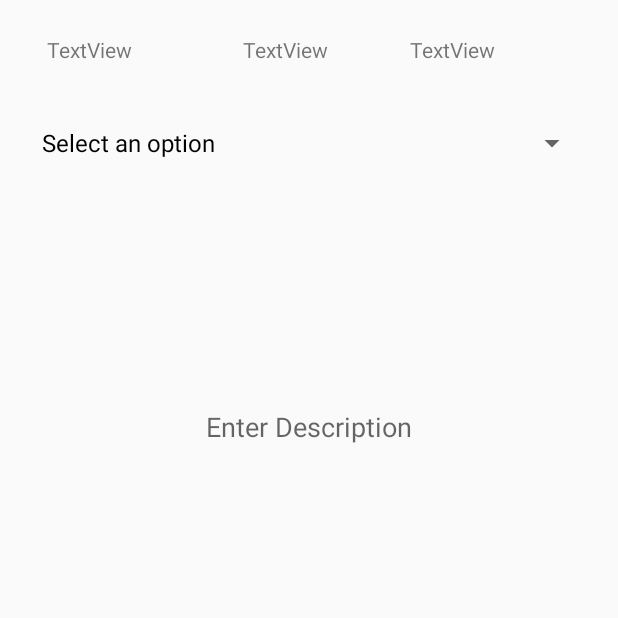
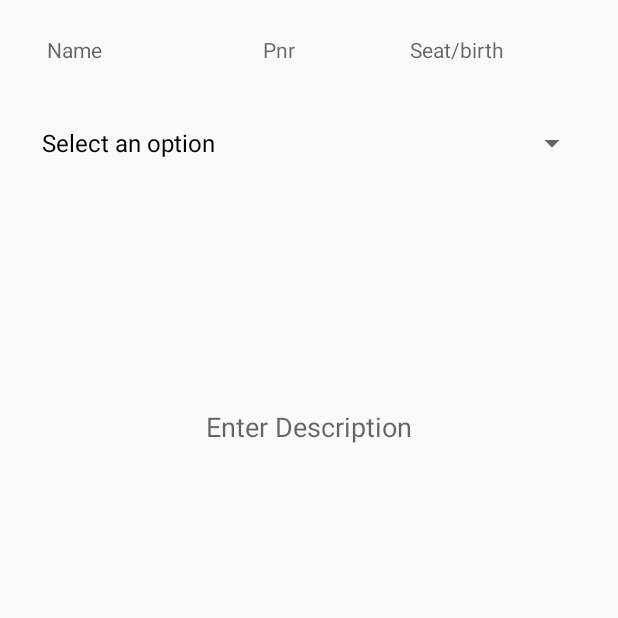
Before and after one commit to ujjwalagr/RailShayak, an Android app: the Mainpage screen opened directly, with no data from a screen before it, on a phone screen of 412 x 824 dp, the top half of it. Run offline under Robolectric (Android 15) with nearby library versions, the phone set to English and light mode, and no system bars.

```diff
--- a/app/build.gradle
+++ b/app/build.gradle
@@ -22,6 +22,8 @@ dependencies {
     implementation fileTree(dir: 'libs', include: ['*.jar'])
     implementation 'com.android.support:appcompat-v7:26.1.0'
     implementation 'com.android.support:cardview-v7:26.1.0'
+    androidTestImplementation 'com.android.support.test.espresso:espresso-core:3.0.1'
+    compile 'com.android.volley:volley:1.0.0'
     implementation 'com.android.support.constraint:constraint-layout:1.0.2'
     implementation 'com.android.support:design:26.1.0'
     testImplementation 'junit:junit:4.12'
--- a/app/src/main/AndroidManifest.xml
+++ b/app/src/main/AndroidManifest.xml
@@ -2,6 +2,7 @@
 <manifest xmlns:android="http://schemas.android.com/apk/res/android"
     package="passengersecurity.com.passengersecurity">
 
+    <uses-permission android:name="android.permission.INTERNET" />
 
     <application
         android:allowBackup="true"
--- a/app/src/main/java/passengersecurity/com/passengersecurity/Mainpage.java
+++ b/app/src/main/java/passengersecurity/com/passengersecurity/Mainpage.java
@@ -1,6 +1,7 @@
 package passengersecurity.com.passengersecurity;
 
 import android.content.Intent;
+import android.content.SharedPreferences;
 import android.net.Uri;
 import android.support.v7.app.AppCompatActivity;
 import android.os.Bundle;
@@ -18,9 +19,10 @@ import static passengersecurity.com.passengersecurity.Login.s4;
 
 public class Mainpage extends AppCompatActivity {
     Spinner complaint;
-    TextView description;
+    TextView description, pnronmain, nameonmain, statusonmain;
     Button submit;
     int position = 1;
+    SharedPreferences d1;
 
     String name[] = new String[]{"Select an option",
             "Accident Claims",
@@ -58,10 +60,19 @@ public class Mainpage extends AppCompatActivity {
     protected void onCreate(Bundle savedInstanceState) {
         super.onCreate(savedInstanceState);
         setContentView(R.layout.activity_mainpage);
-
+        d1 = getSharedPreferences("sp", MODE_PRIVATE);
         complaint = findViewById(R.id.complaint);
         description = findViewById(R.id.description);
+        nameonmain = findViewById(R.id.nameonmain);
+        pnronmain = findViewById(R.id.pnronmain);
+        statusonmain = findViewById(R.id.seatinfoonmain);
         submit = findViewById(R.id.submit);
+
+        nameonmain.setText(d1.getString("k1", null));
+        pnronmain.setText(d1.getString("k2", null));
+        statusonmain.setText(d1.getString("k5", null));
+
+
         ArrayAdapter<String> arrayAdapter = new ArrayAdapter<>(this, R.layout.support_simple_spinner_dropdown_item, name);
         complaint.setAdapter(arrayAdapter);
 
@@ -85,8 +96,10 @@ public class Mainpage extends AppCompatActivity {
                     Toast.makeText(Mainpage.this, "Select an Issue..!", Toast.LENGTH_SHORT).show();
                 } else {
                     StringBuilder sb = new StringBuilder();
-                    sb.append("Name - " + Login.s1 + "\n");
-                    sb.append("PNR - " + Login.s2 + "\n");
+                    sb.append("Name - " + d1.getString("k1", null) + "\n");
+                    sb.append("PNR - " + d1.getString("k2", null) + "\n");
+                    sb.append("Contact no-" + d1.getString("k4", null) + "\n");
+                    sb.append("Seat No-" + d1.getString("k5", null) + "\n");
                     sb.append("Complaint type - " + complainType + "\n");
                     String descriptionText = description.getText().toString();
                     sb.append(descriptionText);
--- a/app/src/main/java/passengersecurity/com/passengersecurity/SplashScreen.java
+++ b/app/src/main/java/passengersecurity/com/passengersecurity/SplashScreen.java
@@ -18,6 +18,7 @@ public class SplashScreen extends AppCompatActivity {
         final String pnr = d.getString("k2",null);
         final String email = d.getString("k3",null);
         final String phone = d.getString("k4",null);
+        final String status = d.getString("k5", null);
         //Toast.makeText(this, "Name="+name+"\n"+"Pnr="+pnr+"\n"+"Email="+email+"\n"+"Phone"+phone+"\n", Toast.LENGTH_SHORT).show();
         Thread th = new Thread() {
             @Override
@@ -26,7 +27,7 @@ public class SplashScreen extends AppCompatActivity {
                     sleep(3000);
                 } catch (Exception h) {
                 } finally {
-                    if(name!=null && pnr!=null && email!=null && phone!=null)
+                    if (name != null && pnr != null && email != null && phone != null && status != null)
                     {
                         Intent i = new Intent(SplashScreen.this, Mainpage.class);
                         startActivity(i);
--- a/app/src/main/res/layout/activity_mainpage.xml
+++ b/app/src/main/res/layout/activity_mainpage.xml
@@ -48,15 +48,17 @@
         android:layout_alignStart="@+id/complaint"
         android:layout_marginStart="11dp"
         android:layout_marginTop="23dp"
-        android:text="TextView" />
+        android:hint="Name" />
 
     <TextView
         android:id="@+id/pnronmain"
         android:layout_width="wrap_content"
         android:layout_height="wrap_content"
+        android:layout_alignBaseline="@+id/nameonmain"
+        android:layout_alignBottom="@+id/nameonmain"
         android:layout_alignStart="@+id/submit"
-        android:layout_alignTop="@+id/nameonmain"
-        android:text="TextView" />
+        android:layout_marginStart="13dp"
+        android:hint="Pnr" />
 
     <TextView
         android:id="@+id/seatinfoonmain"
@@ -65,5 +67,5 @@
         android:layout_alignTop="@+id/pnronmain"
         android:layout_marginStart="23dp"
         android:layout_toEndOf="@+id/submit"
-        android:text="TextView" />
+        android:hint="Seat/birth" />
 </RelativeLayout>
```
Also changed, not shown: app/src/main/java/passengersecurity/com/passengersecurity/Login.java (+82 -24 lines).
